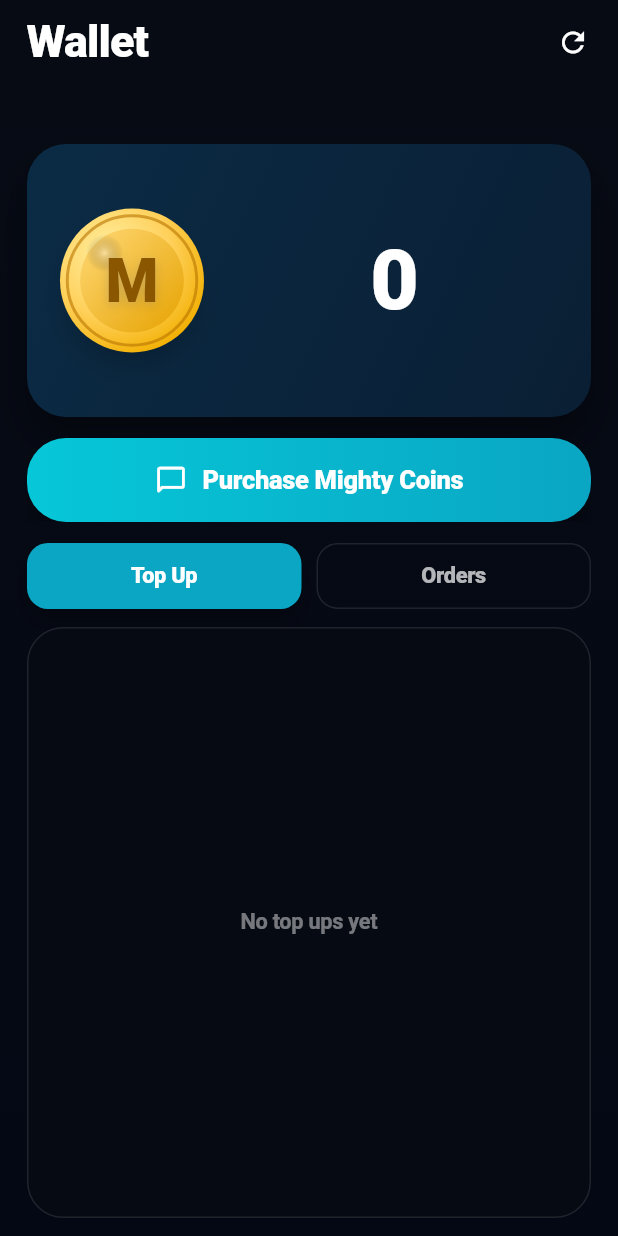
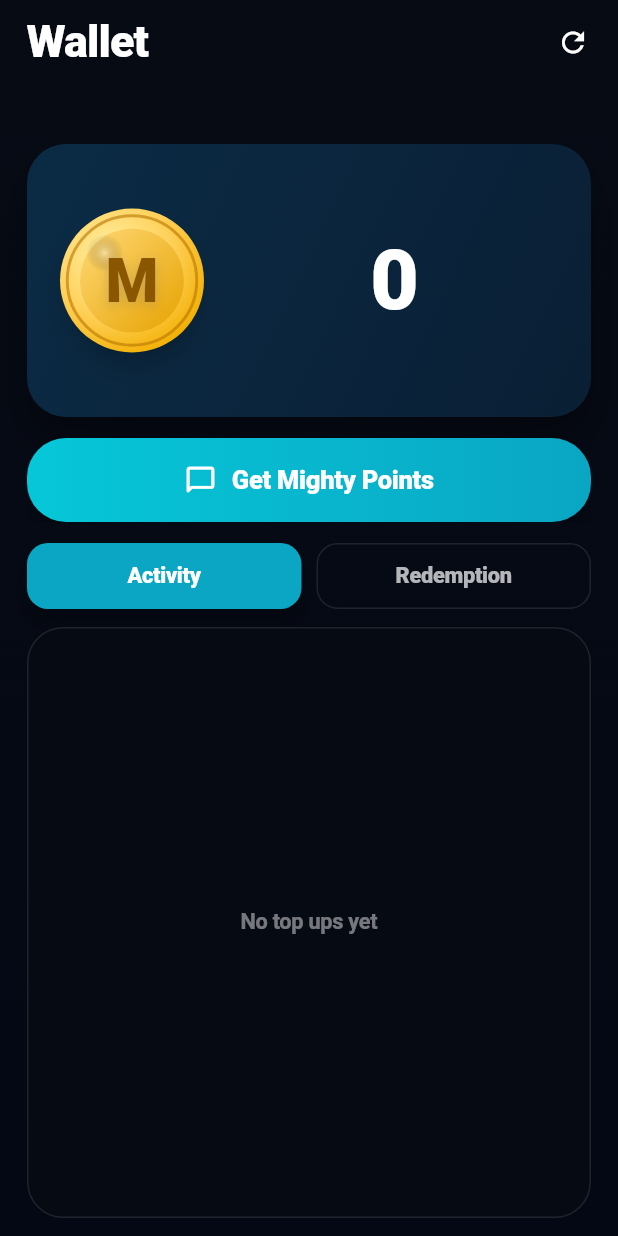
Before and after one commit to BilalKhan772/mighty-deals, a Flutter app: the WalletScreen screen opened directly, on a phone screen of 412 x 824 dp. Run offline on Flutter 3.47's test engine with Material 3 defaults, Android fonts, the phone set to English and light mode, and no system bars; our stand-ins replace flutter_riverpod, font_awesome_flutter, go_router, supabase_flutter; accounts and stored records are empty.

Commit message:
Added new features

```diff
--- a/apps/customer_app/lib/features/wallet/ui/wallet_screen.dart
+++ b/apps/customer_app/lib/features/wallet/ui/wallet_screen.dart
@@ -1,6 +1,7 @@
 // apps/customer_app/lib/features/wallet/ui/wallet_screen.dart
 import 'package:flutter/material.dart';
 import 'package:flutter_riverpod/flutter_riverpod.dart';
+import 'package:url_launcher/url_launcher.dart';
 
 import '../logic/wallet_controller.dart';
 
@@ -92,23 +93,27 @@ class WalletScreen extends ConsumerWidget {
                     SizedBox(
                       height: 56,
                       child: _PurchaseButton(
-                        onPressed: () {
-                          ScaffoldMessenger.of(context).showSnackBar(
-                            const SnackBar(
-                              content: Text('WhatsApp purchase flow later.'),
-                            ),
+                        onPressed: () async {
+                          final uri = Uri.parse(
+                            'https://mighty-deal-support.netlify.app/',
                           );
+                          if (await canLaunchUrl(uri)) {
+                            await launchUrl(
+                              uri,
+                              mode: LaunchMode.externalApplication,
+                            );
+                          }
                         },
                       ),
                     ),
 
                     const SizedBox(height: 14),
 
-                    // ✅ Tabs row: Top Up | Orders
+                    // ✅ Tabs row: Activity | Redemption
                     Row(
                       children: [
                         _TabButton(
-                          label: 'Top Up',
+                          label: 'Activity',
                           active: tab == WalletTab.topUp,
                           onTap: () => ref
                               .read(walletTabProvider.notifier)
@@ -116,7 +121,7 @@ class WalletScreen extends ConsumerWidget {
                         ),
                         const SizedBox(width: 10),
                         _TabButton(
-                          label: 'Orders',
+                          label: 'Redemption',
                           active: tab == WalletTab.orders,
                           onTap: () => ref
                               .read(walletTabProvider.notifier)
@@ -518,7 +523,7 @@ class _PurchaseButton extends StatelessWidget {
               ),
               SizedBox(width: 10),
               Text(
-                'Purchase Mighty Coins',
+                'Get Mighty Points',
                 style: TextStyle(
                   color: Colors.white,
                   fontSize: 17,
```
